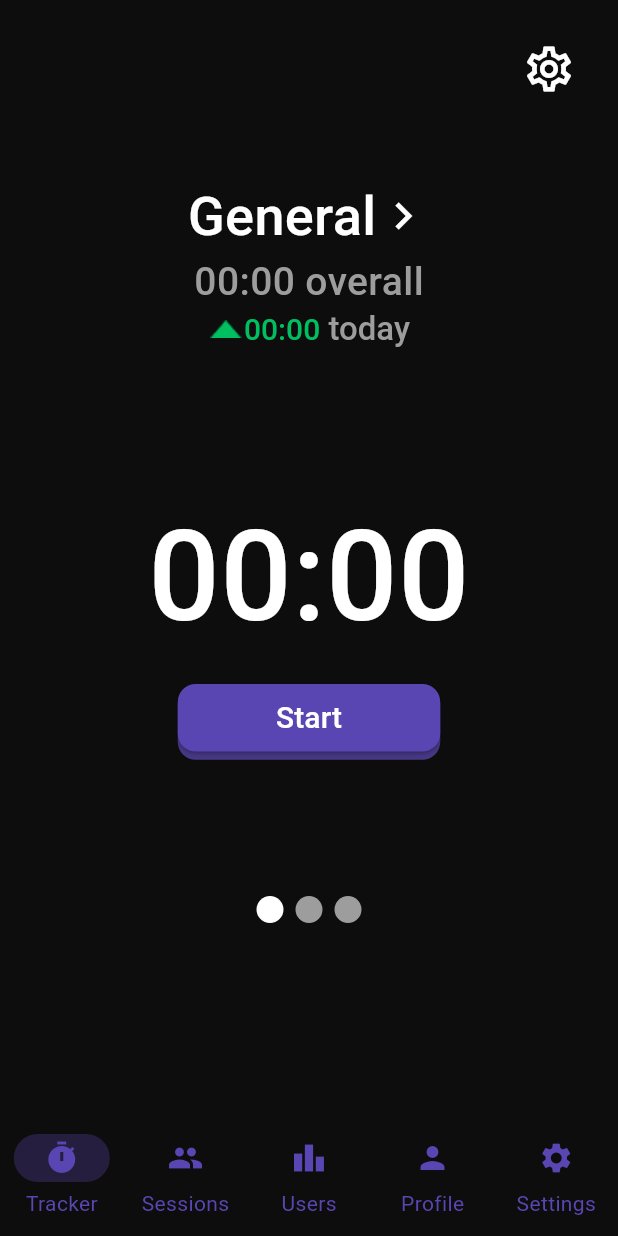
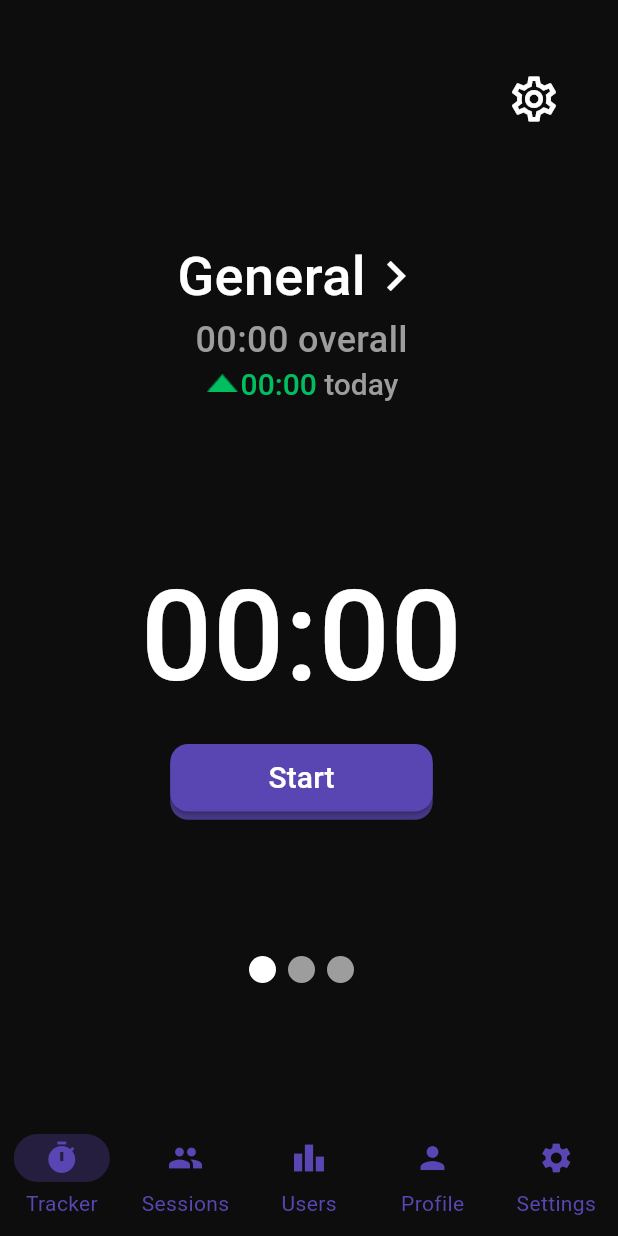
Before and after one commit to hardal7/chrono-app, a Flutter app: the HomePage screen opened directly, on a phone screen of 412 x 824 dp. Run offline on Flutter 3.47's test engine with Material 3 defaults, Android fonts, the light colour scheme and no system bars; drawn by our look-alikes of smooth_page_indicator; our stand-ins replace cookie_jar, dio, dio_cookie_manager, flutter_dotenv; network calls fail.

Commit message:
refactor: More consistent text styles and paddings

```diff
--- a/lib/presentation/pages/tracker.dart
+++ b/lib/presentation/pages/tracker.dart
@@ -11,6 +11,7 @@ import '../duration.dart';
 import '../style.dart';
 import '../widgets/button.dart';
 import '../widgets/settings.dart';
+import '../widgets/time.dart';
 
 class TrackerSettingsPage extends StatelessWidget {
   const TrackerSettingsPage({super.key});
@@ -117,6 +118,8 @@ class _TrackerPageState extends State<TrackerPage> {
           builder: (context, value, child) {
             return Material(
               color: backgroundColor,
+              child: Padding(
+                padding: pageInset,
                 child: Column(
                   children: [
                     SettingsButton(settingsPage: TrackerSettingsPage()),
@@ -156,11 +159,15 @@ class _TrackerPageState extends State<TrackerPage> {
                             },
                             child: Row(
                               children: [
-                              Text(tracker.value.topicName, style: bodyLarge),
+                                Text(
+                                  tracker.value.topicName,
+                                  style: bodyLarge,
+                                  maxLines: 1,
+                                ),
                                 Icon(
                                   Icons.chevron_right,
                                   color: foregroundColor,
-                                size: 36,
+                                  size: 40,
                                 ),
                               ],
                             ),
@@ -176,34 +183,9 @@ class _TrackerPageState extends State<TrackerPage> {
                               children: [
                                 Text(
                                   '${tracker.value.topicTime} overall',
-                                style: bodyLargeGrey,
-                              ),
-                              Row(
-                                mainAxisAlignment: MainAxisAlignment.center,
-                                children: [
-                                  ImageIcon(
-                                    const AssetImage(
-                                      'assets/icons/triangle.png',
-                                    ),
-                                    color: greenColor,
-                                  ),
-                                  RichText(
-                                    textAlign: TextAlign.center,
-                                    text: TextSpan(
-                                      children: [
-                                        TextSpan(
-                                          text: tracker.value.todayTime,
-                                          style: bodyMediumGreen,
-                                        ),
-                                        TextSpan(
-                                          text: ' today',
                                   style: bodyMediumGrey,
                                 ),
-                                      ],
-                                    ),
-                                  ),
-                                ],
-                              ),
+                                TodayTime(todayTime: tracker.value.todayTime),
                               ],
                             ),
                     ),
@@ -244,6 +226,7 @@ class _TrackerPageState extends State<TrackerPage> {
                       ),
                     ),
                   ],
+                ),
               ),
             );
           },
--- a/lib/presentation/style.dart
+++ b/lib/presentation/style.dart
@@ -1,4 +1,6 @@
 import 'package:flutter/material.dart';
+
+const EdgeInsets pageInset = EdgeInsets.only(left: 20, right: 30, top: 20);
 
 const Color backgroundColor = Color(0xFF0E0D0E);
 const Color foregroundColor = Color(0xFFFFFFFF);
@@ -7,56 +9,71 @@ const Color greenColor = Color(0xFF00BF60);
 const Color accentColor = Color(0xFF5946B2);
 const Color accentShadowColor = Color(0xBF5947AD);
 
+const double minFontSize = 14;
+const double smallFontSize = 20;
+const double mediumFontSize = 24;
+const double largeFontSize = 36;
+const double maxFontSize = 84;
+
+TextStyle bodyMin = const TextStyle(
+  fontSize: minFontSize,
+  fontWeight: FontWeight.w500,
+  color: foregroundColor,
+);
 TextStyle bodySmall = const TextStyle(
-  fontSize: 14,
+  fontSize: smallFontSize,
+  fontWeight: FontWeight.w500,
+  color: foregroundColor,
+);
+TextStyle bodyMedium = const TextStyle(
+  fontSize: mediumFontSize,
+  fontWeight: FontWeight.w500,
+  color: foregroundColor,
+);
+TextStyle bodyLarge = const TextStyle(
+  fontSize: largeFontSize,
+  fontWeight: FontWeight.w500,
+  color: foregroundColor,
+);
+TextStyle bodyMax = const TextStyle(
+  fontSize: maxFontSize,
   fontWeight: FontWeight.w500,
   color: foregroundColor,
 );
 
-TextStyle bodyMedium = const TextStyle(
-  fontSize: 20,
+TextStyle bodyMinGreen = const TextStyle(
+  fontSize: minFontSize,
   fontWeight: FontWeight.w500,
-  color: foregroundColor,
+  color: greenColor,
 );
-
-TextStyle bodyLarge = const TextStyle(
-  color: foregroundColor,
-  fontSize: 36,
+TextStyle bodySmallGreen = const TextStyle(
+  fontSize: smallFontSize,
   fontWeight: FontWeight.w500,
+  color: greenColor,
 );
-
-TextStyle bodyMax = const TextStyle(
-  color: foregroundColor,
-  fontSize: 84,
-  fontWeight: FontWeight.w500,
-);
-
-TextStyle bodySmallGreen = const TextStyle(
-  fontSize: 14,
+TextStyle bodyMediumGreen = const TextStyle(
+  fontSize: mediumFontSize,
   fontWeight: FontWeight.w500,
   color: greenColor,
 );
 
-TextStyle bodyMediumGreen = const TextStyle(
-  fontSize: 20,
-  fontWeight: FontWeight.w500,
-  color: greenColor,
-);
-
-const bodySmallGrey = TextStyle(
-  fontSize: 14,
+TextStyle bodyMinGrey = const TextStyle(
+  fontSize: minFontSize,
   fontWeight: FontWeight.w500,
   color: secondaryColor,
 );
-
-const bodyMediumGrey = TextStyle(
-  fontSize: 22,
+const bodySmallGrey = TextStyle(
+  fontSize: smallFontSize,
   fontWeight: FontWeight.w500,
   color: secondaryColor,
 );
-
+const bodyMediumGrey = TextStyle(
+  fontSize: mediumFontSize,
+  fontWeight: FontWeight.w500,
+  color: secondaryColor,
+);
 TextStyle bodyLargeGrey = const TextStyle(
+  fontSize: largeFontSize,
   color: secondaryColor,
-  fontSize: 26,
   fontWeight: FontWeight.w500,
 );
--- a/lib/presentation/widgets/auth.dart
+++ b/lib/presentation/widgets/auth.dart
@@ -120,11 +120,11 @@ class InputField extends StatelessWidget {
       ),
       child: TextFormField(
         controller: controller,
-        style: bodySmallGrey,
+        style: bodyMinGrey,
         obscureText: fieldName == 'Password',
         decoration: InputDecoration(
           hintText: fieldName,
-          hintStyle: bodySmallGrey,
+          hintStyle: bodyMinGrey,
           enabledBorder: OutlineInputBorder(
             borderSide: BorderSide(color: accentColor),
           ),
--- a/lib/presentation/widgets/settings.dart
+++ b/lib/presentation/widgets/settings.dart
@@ -12,7 +12,7 @@ class SettingsButton extends StatelessWidget {
       mainAxisAlignment: MainAxisAlignment.end,
       children: [
         Padding(
-          padding: EdgeInsets.only(top: 20, right: 20),
+          padding: const EdgeInsets.symmetric(vertical: 20),
           child: IconButton(
             icon: Icon(
               Icons.settings_outlined,
--- /dev/null
+++ b/lib/presentation/widgets/time.dart
@@ -0,0 +1,29 @@
+import 'package:flutter/material.dart';
+
+import '../style.dart';
+
+class TodayTime extends StatelessWidget {
+  const TodayTime({super.key, required this.todayTime});
+  final String todayTime;
+
+  @override
+  Widget build(BuildContext context) {
+    return Row(
+      mainAxisAlignment: MainAxisAlignment.center,
+      children: [
+        ImageIcon(
+          const AssetImage('assets/icons/triangle.png'),
+          color: greenColor,
+        ),
+        RichText(
+          text: TextSpan(
+            children: [
+              TextSpan(text: todayTime, style: bodySmallGreen),
+              TextSpan(text: ' today', style: bodySmallGrey),
+            ],
+          ),
+        ),
+      ],
+    );
+  }
+}
```
Also changed, not shown: lib/presentation/pages/boarding.dart (+10 -13 lines), lib/presentation/pages/login.dart (+12 -20 lines), lib/presentation/pages/register.dart (+13 -25 lines), lib/presentation/pages/sessions.dart (+18 -10 lines), lib/presentation/pages/users.dart (+8 -11 lines), lib/presentation/widgets/back.dart (added, +20 -0 lines). Lines whose indentation alone changed are shown as unchanged.
